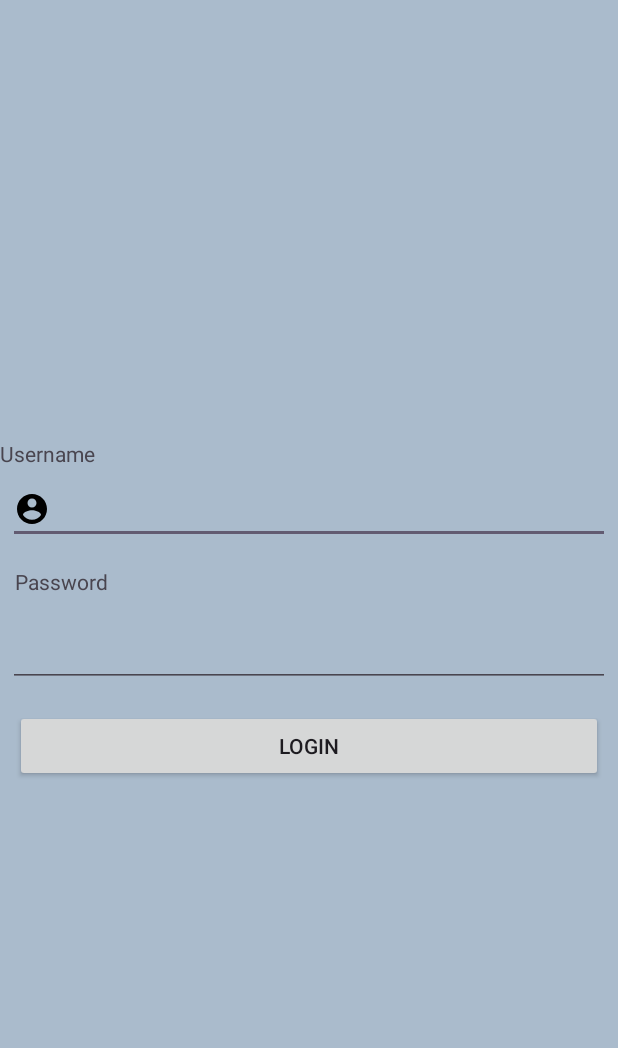
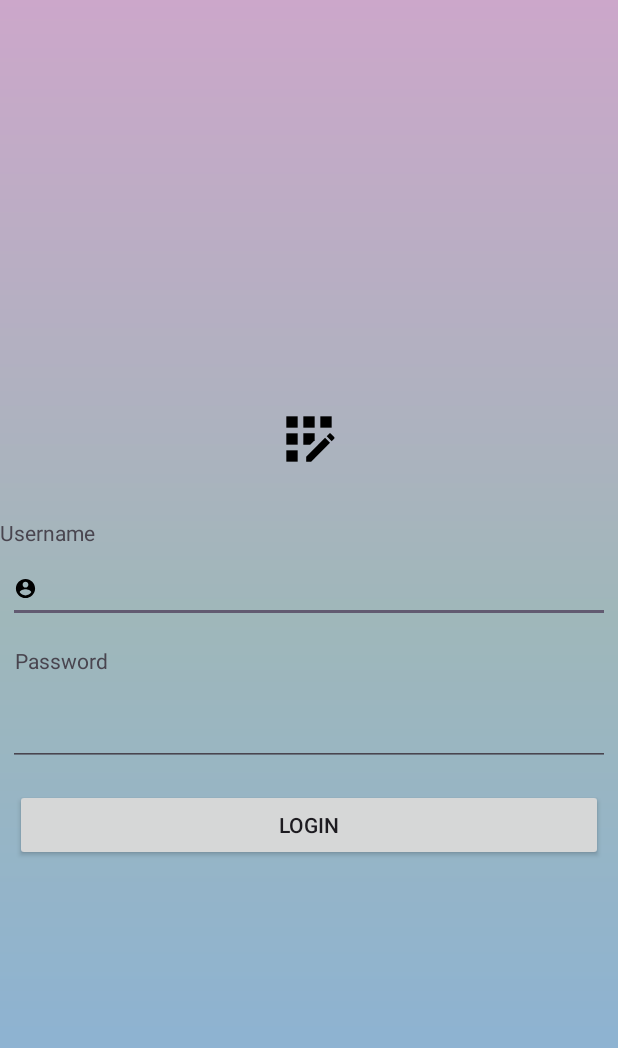
Before and after one commit to merlin0551/Movie-app-Android, an Android app: the screen it shows after launch (MainActivity), on a phone screen of 412 x 824 dp. Shown: the top 1048 px of the screen. Run offline under Robolectric (Android 15) with nearby library versions, the phone set to English and light mode, and no system bars.

Commit message:
project updated

```diff
--- a/app/src/main/AndroidManifest.xml
+++ b/app/src/main/AndroidManifest.xml
@@ -13,6 +13,9 @@
         android:theme="@style/Theme.MovieApp"
         tools:targetApi="31">
         <activity
+            android:name=".MenuActivity"
+            android:exported="false" />
+        <activity
             android:name=".MainActivity"
             android:exported="true">
             <intent-filter>
--- a/app/src/main/java/com/example/movieapp/MainActivity.java
+++ b/app/src/main/java/com/example/movieapp/MainActivity.java
@@ -1,8 +1,11 @@
 package com.example.movieapp;
 
+import android.content.Intent;
 import android.os.Bundle;
+import android.view.View;
 import android.widget.Button;
 import android.widget.EditText;
+import android.widget.Toast;
 
 import androidx.activity.EdgeToEdge;
 import androidx.appcompat.app.AppCompatActivity;
@@ -25,7 +28,27 @@ public class MainActivity extends AppCompatActivity {
         et2=(EditText) findViewById(R.id.passwrd);
         b1=(Button) findViewById(R.id.login);
 
-        getUname=et1.getText().toString();
-        getPassword=et2.getText().toString();
+
+        b1.setOnClickListener(new View.OnClickListener() {
+            @Override
+            public void onClick(View v) {
+
+                getUname=et1.getText().toString();
+                getPassword=et2.getText().toString();
+
+                String correctUsername="theater";
+                String correctPassword="1234";
+
+                if(getUname.equals(correctUsername) && getPassword.equals(correctPassword))
+                {
+                    Intent obj=new Intent(getApplicationContext(), MenuActivity.class);
+                    startActivity(obj);
+                }
+                else
+                {
+                    Toast.makeText(getApplicationContext(), "invalid username or password", Toast.LENGTH_LONG).show();
+                }
+            }
+        });
     }
 }
--- a/app/src/main/res/drawable/baseline_account_circle_24.xml
+++ b/app/src/main/res/drawable/baseline_account_circle_24.xml
@@ -1,4 +1,4 @@
-<vector xmlns:android="http://schemas.android.com/apk/res/android" android:height="24dp" android:tint="#000000" android:viewportHeight="24" android:viewportWidth="24" android:width="24dp">
+<vector xmlns:android="http://schemas.android.com/apk/res/android" android:height="15dp" android:tint="#000000" android:viewportHeight="24" android:viewportWidth="24" android:width="15dp">
 
     <path android:fillColor="@android:color/white" android:pathData="M12,2C6.48,2 2,6.48 2,12s4.48,10 10,10 10,-4.48 10,-10S17.52,2 12,2zM12,5c1.66,0 3,1.34 3,3s-1.34,3 -3,3 -3,-1.34 -3,-3 1.34,-3 3,-3zM12,19.2c-2.5,0 -4.71,-1.28 -6,-3.22 0.03,-1.99 4,-3.08 6,-3.08 1.99,0 5.97,1.09 6,3.08 -1.29,1.94 -3.5,3.22 -6,3.22z"/>
 
--- /dev/null
+++ b/app/src/main/res/drawable/baseline_app_registration_24.xml
@@ -0,0 +1,19 @@
+<vector xmlns:android="http://schemas.android.com/apk/res/android" android:height="45dp" android:tint="#000000" android:viewportHeight="24" android:viewportWidth="24" android:width="45dp">
+
+    <path android:fillColor="@android:color/white" android:pathData="M10,4h4v4h-4z"/>
+
+    <path android:fillColor="@android:color/white" android:pathData="M4,16h4v4h-4z"/>
+
+    <path android:fillColor="@android:color/white" android:pathData="M4,10h4v4h-4z"/>
+
+    <path android:fillColor="@android:color/white" android:pathData="M4,4h4v4h-4z"/>
+
+    <path android:fillColor="@android:color/white" android:pathData="M14,12.42l0,-2.42l-4,0l0,4l2.42,0z"/>
+
+    <path android:fillColor="@android:color/white" android:pathData="M20.88,11.29l-1.17,-1.17c-0.16,-0.16 -0.42,-0.16 -0.58,0L18.25,11L20,12.75l0.88,-0.88C21.04,11.71 21.04,11.45 20.88,11.29z"/>
+
+    <path android:fillColor="@android:color/white" android:pathData="M11,18.25l0,1.75l1.75,0l6.67,-6.67l-1.75,-1.75z"/>
+
+    <path android:fillColor="@android:color/white" android:pathData="M16,4h4v4h-4z"/>
+
+</vector>
--- /dev/null
+++ b/app/src/main/res/drawable/gradient.xml
@@ -0,0 +1,11 @@
+<?xml version="1.0" encoding="utf-8"?>
+<shape xmlns:android="http://schemas.android.com/apk/res/android">
+
+    <gradient
+        android:angle="120"
+        android:startColor="#CCA7CA"
+        android:centerColor="#9FB7BA"
+        android:endColor="#86B1DC"
+        />
+
+</shape>
--- a/app/src/main/res/layout/activity_main.xml
+++ b/app/src/main/res/layout/activity_main.xml
@@ -1,9 +1,15 @@
 <LinearLayout android:layout_width="match_parent"
     android:layout_height="match_parent"
     android:orientation="vertical"
-    android:background="#aabbcc"
+    android:background="@drawable/gradient"
     android:gravity="center"
     xmlns:android="http://schemas.android.com/apk/res/android">
+
+    <ImageView
+        android:layout_margin="30dp"
+        android:layout_width="wrap_content"
+        android:layout_height="wrap_content"
+        android:background="@drawable/baseline_app_registration_24" />
 
     <TextView
         android:text="Username"
```
Also changed, not shown: app/src/main/java/com/example/movieapp/MenuActivity.java (added, +37 -0 lines), app/src/main/res/drawable/menugradient.xml (added, +10 -0 lines), app/src/main/res/layout/activity_menu.xml (added, +37 -0 lines).
